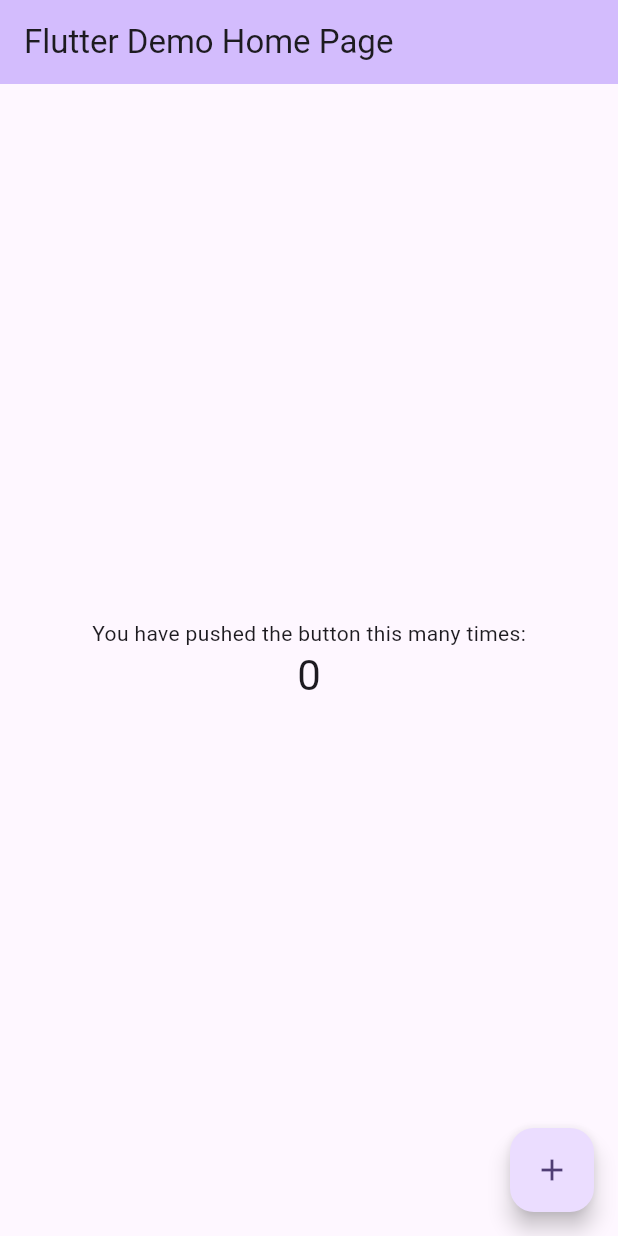
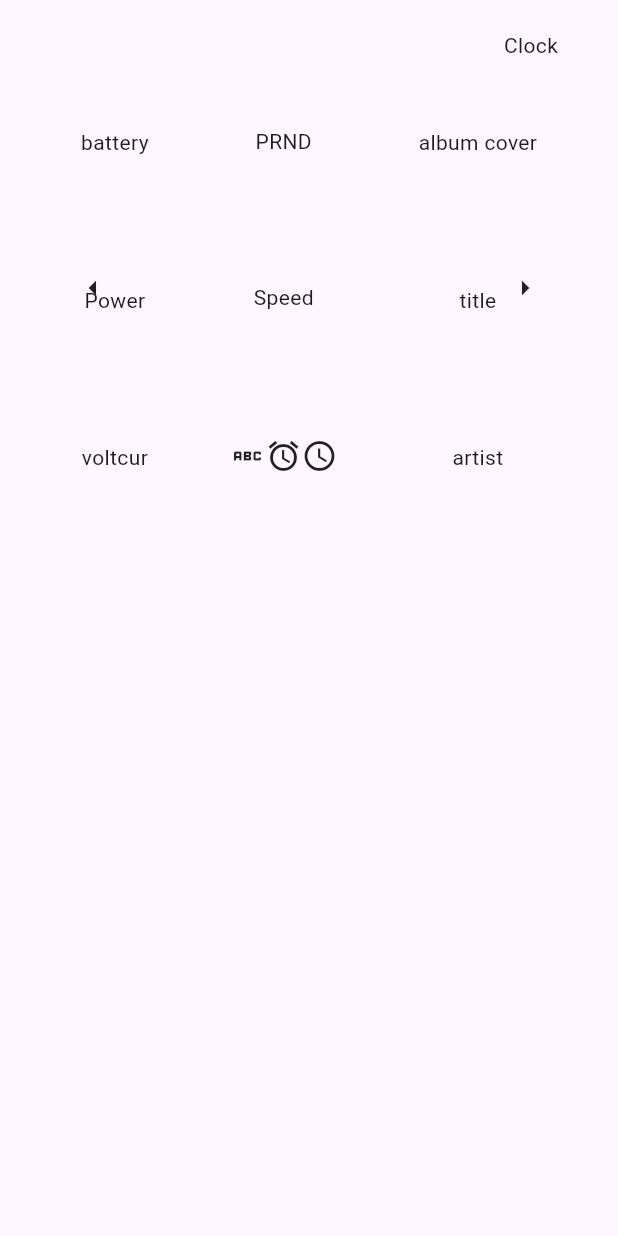
Before and after one commit to Lagavulin9/Flutter_Dashboard, a Flutter app: the screen it shows after launch, on a phone screen of 412 x 824 dp. Run offline on Flutter 3.47's test engine with Material 2 defaults, Android fonts, the phone set to English and light mode, and no system bars; missing offline and left inert: window_manager.

Commit message:
feat: base layout

```diff
--- /dev/null
+++ b/lib/components/alerts.dart
@@ -0,0 +1,22 @@
+import 'package:flutter/material.dart';
+
+class Alert extends StatefulWidget {
+  const Alert({super.key});
+
+  @override
+  State<Alert> createState() => _AlertState();
+}
+
+class _AlertState extends State<Alert> {
+  @override
+  Widget build(BuildContext context) {
+    return Row(
+      mainAxisAlignment: MainAxisAlignment.spaceEvenly,
+      children: [
+        Icon(Icons.abc),
+        Icon(Icons.access_alarm),
+        Icon(Icons.access_time)
+      ],
+    );
+  }
+}
--- /dev/null
+++ b/lib/components/car_info.dart
@@ -0,0 +1,25 @@
+import 'package:flutter/material.dart';
+
+class CarInfo extends StatefulWidget {
+  const CarInfo({super.key});
+
+  @override
+  State<CarInfo> createState() => _CarInfoState();
+}
+
+class _CarInfoState extends State<CarInfo> {
+  @override
+  Widget build(BuildContext context) {
+    return Column(
+      mainAxisAlignment: MainAxisAlignment.spaceEvenly,
+      children: [
+        Text("battery"),
+        Text("Power"),
+        Row(
+          mainAxisAlignment: MainAxisAlignment.spaceEvenly,
+          children: [Text("volt"), Text("cur")],
+        )
+      ],
+    );
+  }
+}
--- /dev/null
+++ b/lib/components/clock.dart
@@ -0,0 +1,15 @@
+import 'package:flutter/material.dart';
+
+class Clock extends StatefulWidget {
+  const Clock({super.key});
+
+  @override
+  State<Clock> createState() => _ClockState();
+}
+
+class _ClockState extends State<Clock> {
+  @override
+  Widget build(BuildContext context) {
+    return Text("Clock");
+  }
+}
--- /dev/null
+++ b/lib/components/gears.dart
@@ -0,0 +1,18 @@
+import 'package:flutter/material.dart';
+
+class Gears extends StatefulWidget {
+  const Gears({super.key});
+
+  @override
+  State<Gears> createState() => _GearsState();
+}
+
+class _GearsState extends State<Gears> {
+  @override
+  Widget build(BuildContext context) {
+    return Row(
+      mainAxisAlignment: MainAxisAlignment.spaceEvenly,
+      children: [Text("P"), Text("R"), Text("N"), Text("D")],
+    );
+  }
+}
--- /dev/null
+++ b/lib/components/indicator.dart
@@ -0,0 +1,30 @@
+import 'package:flutter/material.dart';
+import 'package:flutter_dashboard/main.dart';
+
+class Indicator extends StatefulWidget {
+  const Indicator({super.key});
+
+  @override
+  State<Indicator> createState() => _IndicatorState();
+}
+
+class _IndicatorState extends State<Indicator> {
+  @override
+  Widget build(BuildContext context) {
+    return SizedBox(
+        width: displayWidth,
+        height: displayHeight,
+        child: Stack(
+          children: [
+            Positioned(
+                left: 50,
+                top: displayHeight / 2 - 20,
+                child: Icon(Icons.arrow_left)),
+            Positioned(
+                right: 50,
+                top: displayHeight / 2 - 20,
+                child: Icon(Icons.arrow_right))
+          ],
+        ));
+  }
+}
--- /dev/null
+++ b/lib/components/media_info.dart
@@ -0,0 +1,18 @@
+import 'package:flutter/material.dart';
+
+class MediaInfo extends StatefulWidget {
+  const MediaInfo({super.key});
+
+  @override
+  State<MediaInfo> createState() => _MediaInfoState();
+}
+
+class _MediaInfoState extends State<MediaInfo> {
+  @override
+  Widget build(BuildContext context) {
+    return Column(
+      mainAxisAlignment: MainAxisAlignment.spaceEvenly,
+      children: [Text("album cover"), Text("title"), Text("artist")],
+    );
+  }
+}
--- /dev/null
+++ b/lib/components/speedometer.dart
@@ -0,0 +1,15 @@
+import 'package:flutter/material.dart';
+
+class Speedometer extends StatefulWidget {
+  const Speedometer({super.key});
+
+  @override
+  State<Speedometer> createState() => _SpeedometerState();
+}
+
+class _SpeedometerState extends State<Speedometer> {
+  @override
+  Widget build(BuildContext context) {
+    return Text("Speed");
+  }
+}
--- a/lib/main.dart
+++ b/lib/main.dart
@@ -1,125 +1,72 @@
 import 'package:flutter/material.dart';
+import 'package:flutter_dashboard/components/alerts.dart';
+import 'package:flutter_dashboard/components/car_info.dart';
+import 'package:flutter_dashboard/components/clock.dart';
+import 'package:flutter_dashboard/components/gears.dart';
+import 'package:flutter_dashboard/components/indicator.dart';
+import 'package:flutter_dashboard/components/media_info.dart';
+import 'package:flutter_dashboard/components/speedometer.dart';
+import 'package:window_manager/window_manager.dart';
 
-void main() {
+const double displayWidth = 1280;
+const double displayHeight = 400;
+void main() async {
+  WidgetsFlutterBinding.ensureInitialized();
+  await windowManager.ensureInitialized();
+
+  WindowOptions windowOptions = const WindowOptions(
+    size: Size(displayWidth, displayHeight),
+    center: true,
+  );
+  windowManager.waitUntilReadyToShow(windowOptions, () async {
+    await windowManager.show();
+    await windowManager.focus();
+  });
   runApp(const MyApp());
 }
 
 class MyApp extends StatelessWidget {
   const MyApp({super.key});
 
-  // This widget is the root of your application.
   @override
   Widget build(BuildContext context) {
     return MaterialApp(
       title: 'Flutter Demo',
       theme: ThemeData(
-        // This is the theme of your application.
-        //
-        // TRY THIS: Try running your application with "flutter run". You'll see
-        // the application has a blue toolbar. Then, without quitting the app,
-        // try changing the seedColor in the colorScheme below to Colors.green
-        // and then invoke "hot reload" (save your changes or press the "hot
-        // reload" button in a Flutter-supported IDE, or press "r" if you used
-        // the command line to start the app).
-        //
-        // Notice that the counter didn't reset back to zero; the application
-        // state is not lost during the reload. To reset the state, use hot
-        // restart instead.
-        //
-        // This works for code too, not just values: Most code changes can be
-        // tested with just a hot reload.
-        colorScheme: ColorScheme.fromSeed(seedColor: Colors.deepPurple),
         useMaterial3: true,
       ),
-      home: const MyHomePage(title: 'Flutter Demo Home Page'),
+      home: const Dashboard(),
     );
   }
 }
 
-class MyHomePage extends StatefulWidget {
-  const MyHomePage({super.key, required this.title});
-
-  // This widget is the home page of your application. It is stateful, meaning
-  // that it has a State object (defined below) that contains fields that affect
-  // how it looks.
-
-  // This class is the configuration for the state. It holds the values (in this
-  // case the title) provided by the parent (in this case the App widget) and
-  // used by the build method of the State. Fields in a Widget subclass are
-  // always marked "final".
-
-  final String title;
-
-  @override
-  State<MyHomePage> createState() => _MyHomePageState();
-}
-
-class _MyHomePageState extends State<MyHomePage> {
-  int _counter = 0;
-
-  void _incrementCounter() {
-    setState(() {
-      // This call to setState tells the Flutter framework that something has
-      // changed in this State, which causes it to rerun the build method below
-      // so that the display can reflect the updated values. If we changed
-      // _counter without calling setState(), then the build method would not be
-      // called again, and so nothing would appear to happen.
-      _counter++;
-    });
-  }
-
+class Dashboard extends StatelessWidget {
+  const Dashboard({super.key});
   @override
   Widget build(BuildContext context) {
-    // This method is rerun every time setState is called, for instance as done
-    // by the _incrementCounter method above.
-    //
-    // The Flutter framework has been optimized to make rerunning build methods
-    // fast, so that you can just rebuild anything that needs updating rather
-    // than having to individually change instances of widgets.
     return Scaffold(
-      appBar: AppBar(
-        // TRY THIS: Try changing the color here to a specific color (to
-        // Colors.amber, perhaps?) and trigger a hot reload to see the AppBar
-        // change color while the other colors stay the same.
-        backgroundColor: Theme.of(context).colorScheme.inversePrimary,
-        // Here we take the value from the MyHomePage object that was created by
-        // the App.build method, and use it to set our appbar title.
-        title: Text(widget.title),
-      ),
-      body: Center(
-        // Center is a layout widget. It takes a single child and positions it
-        // in the middle of the parent.
-        child: Column(
-          // Column is also a layout widget. It takes a list of children and
-          // arranges them vertically. By default, it sizes itself to fit its
-          // children horizontally, and tries to be as tall as its parent.
-          //
-          // Column has various properties to control how it sizes itself and
-          // how it positions its children. Here we use mainAxisAlignment to
-          // center the children vertically; the main axis here is the vertical
-          // axis because Columns are vertical (the cross axis would be
-          // horizontal).
-          //
-          // TRY THIS: Invoke "debug painting" (choose the "Toggle Debug Paint"
-          // action in the IDE, or press "p" in the console), to see the
-          // wireframe for each widget.
-          mainAxisAlignment: MainAxisAlignment.center,
-          children: <Widget>[
-            const Text(
-              'You have pushed the button this many times:',
-            ),
-            Text(
-              '$_counter',
-              style: Theme.of(context).textTheme.headlineMedium,
-            ),
-          ],
-        ),
-      ),
-      floatingActionButton: FloatingActionButton(
-        onPressed: _incrementCounter,
-        tooltip: 'Increment',
-        child: const Icon(Icons.add),
-      ), // This trailing comma makes auto-formatting nicer for build methods.
+      body: Container(
+          width: displayWidth,
+          height: displayHeight,
+          child: Stack(
+            children: [
+              Positioned(top: 20, right: 40, child: Clock()),
+              Indicator(),
+              Center(
+                child: Row(
+                  mainAxisAlignment: MainAxisAlignment.spaceEvenly,
+                  children: [
+                    CarInfo(),
+                    Column(
+                      mainAxisAlignment: MainAxisAlignment.spaceEvenly,
+                      children: [Gears(), Speedometer(), Alert()],
+                    ),
+                    MediaInfo()
+                  ],
+                ),
+              )
+            ],
+          )),
     );
   }
 }
--- a/pubspec.yaml
+++ b/pubspec.yaml
@@ -35,6 +35,7 @@ dependencies:
   # The following adds the Cupertino Icons font to your application.
   # Use with the CupertinoIcons class for iOS style icons.
   cupertino_icons: ^1.0.2
+  window_manager: ^0.3.7
 
 dev_dependencies:
   flutter_test:
```
Also changed, not shown: pubspec.lock, 14 other files.
